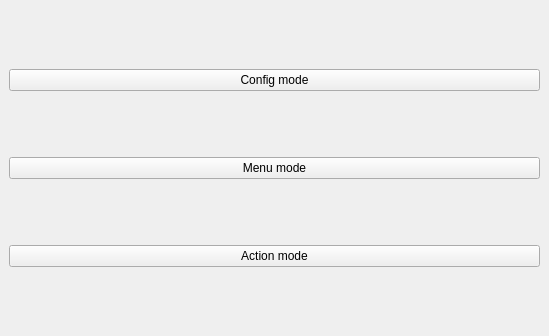
EmaroLab/gesture_based_interface, file BaxterGBI_gui/src/mainwindow.ui: the form before one commit.
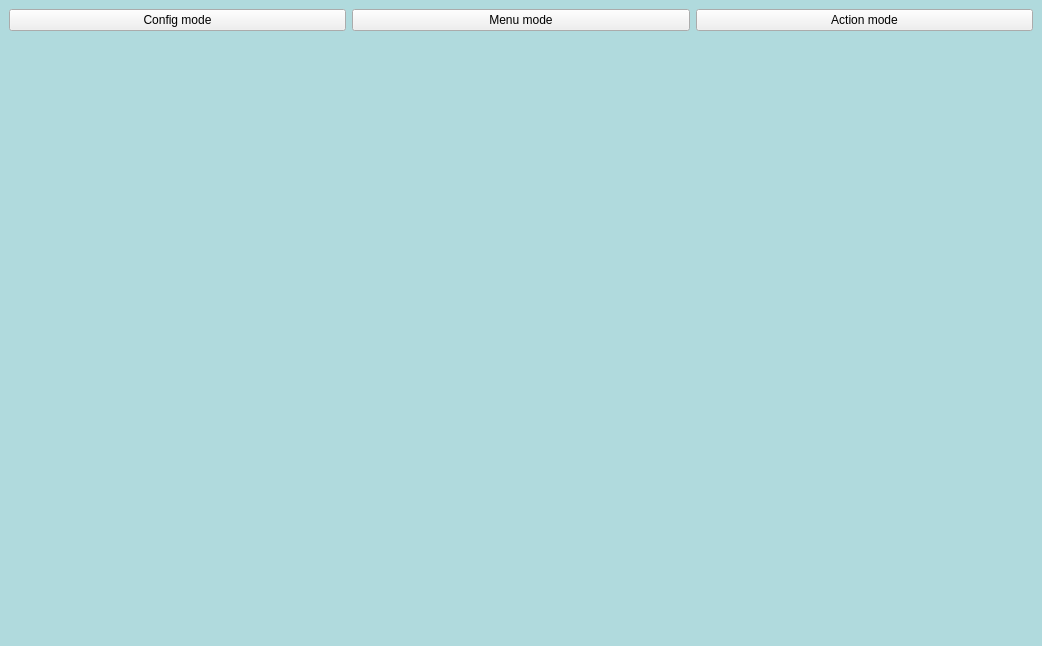
The form after the commit.

```diff
--- a/BaxterGBI_gui/src/mainwindow.ui
+++ b/BaxterGBI_gui/src/mainwindow.ui
@@ -6,16 +6,41 @@
    <rect>
     <x>0</x>
     <y>0</y>
-    <width>549</width>
-    <height>336</height>
+    <width>1024</width>
+    <height>600</height>
    </rect>
   </property>
+  <property name="sizePolicy">
+   <sizepolicy hsizetype="Fixed" vsizetype="Fixed">
+    <horstretch>0</horstretch>
+    <verstretch>0</verstretch>
+   </sizepolicy>
+  </property>
+  <property name="maximumSize">
+   <size>
+    <width>1024</width>
+    <height>600</height>
+   </size>
+  </property>
   <property name="windowTitle">
    <string>MainWindow</string>
   </property>
+  <property name="styleSheet">
+   <string notr="true">QMainWindow{
+background-color: rgb(176, 218, 221);
+}</string>
+  </property>
   <widget class="QWidget" name="centralwidget">
+   <property name="sizePolicy">
+    <sizepolicy hsizetype="Expanding" vsizetype="Expanding">
+     <horstretch>0</horstretch>
+     <verstretch>0</verstretch>
+    </sizepolicy>
+   </property>
    <layout class="QVBoxLayout" name="verticalLayout">
     <item>
+     <layout class="QHBoxLayout" name="horizontalLayout_2">
+      <item>
      <widget class="QPushButton" name="configModeButton">
       <property name="text">
        <string>Config mode</string>
@@ -36,8 +61,59 @@
       </property>
      </widget>
     </item>
+     </layout>
+    </item>
+    <item>
+     <widget class="QWidget" name="widget" native="true">
+      <property name="sizePolicy">
+       <sizepolicy hsizetype="Fixed" vsizetype="Fixed">
+        <horstretch>0</horstretch>
+        <verstretch>0</verstretch>
+       </sizepolicy>
+      </property>
+      <property name="minimumSize">
+       <size>
+        <width>1024</width>
+        <height>600</height>
+       </size>
+      </property>
+      <property name="maximumSize">
+       <size>
+        <width>1024</width>
+        <height>600</height>
+       </size>
+      </property>
+      <property name="layoutDirection">
+       <enum>Qt::LeftToRight</enum>
+      </property>
+      <property name="styleSheet">
+       <string notr="true">QPushButton, QComboBox{
+		font: 16pt Comic Sans MS;
+		background-color: white;
+		height: 50px;
+		border-radius:10px;
+		border: none;
+		padding: 6px;
+}
+
+QPushButton#selection{
+		font: 16pt Comic Sans MS;
+		background-color:#99ffff;
+		border-style:none;
+		border-radius: 10px;
+		height: 50px;
+		padding: 6px;
+}
+
+
+</string>
+      </property>
+      <layout class="QHBoxLayout" name="horizontalLayout">
     <item>
      <layout class="QVBoxLayout" name="innerLayout"/>
+       </item>
+      </layout>
+     </widget>
     </item>
    </layout>
   </widget>
```
Lines whose indentation alone changed are shown as unchanged.
